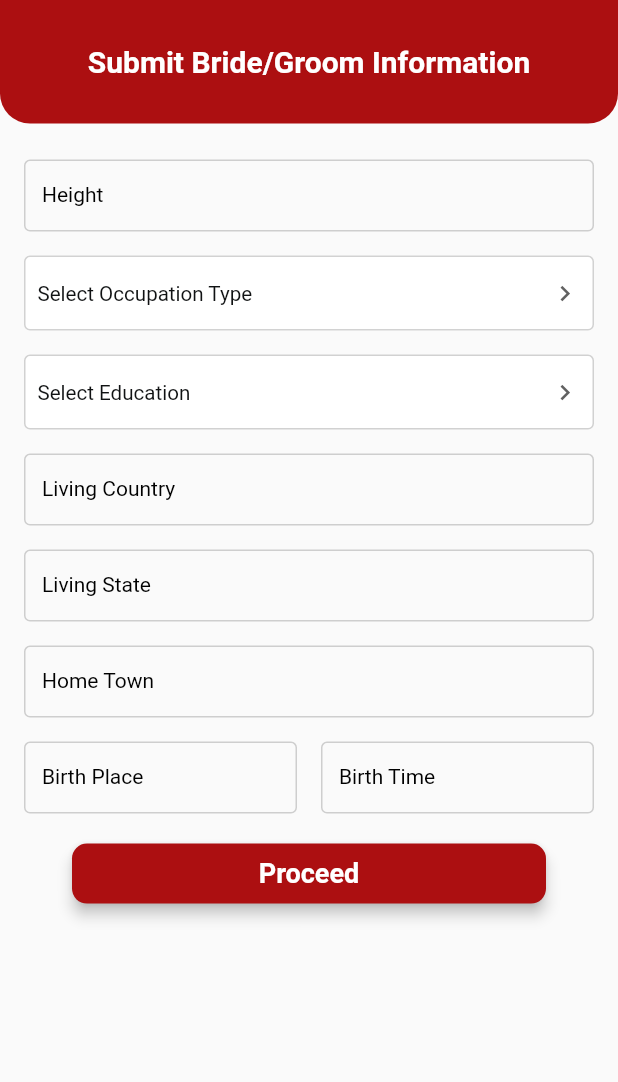
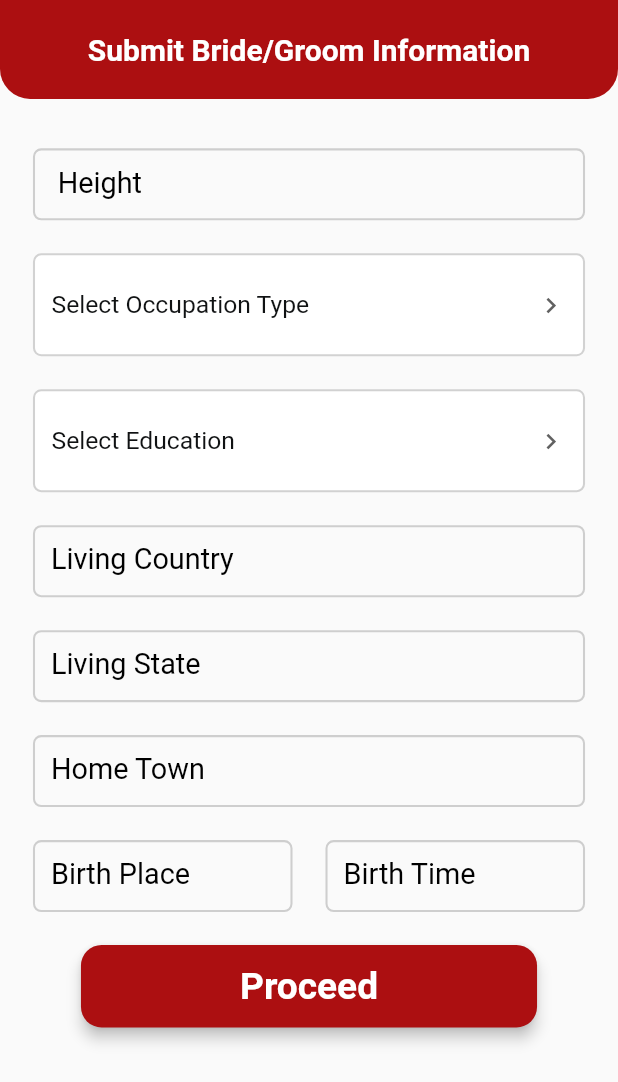
Before and after one commit to himachalirishta/himachali_rishta_mobile, a Flutter app: the SubmitInformationPage2 screen opened directly, on a phone screen of 412 x 824 dp. Shown: the top 1082 px of the screen. Run offline on Flutter 3.47's test engine with Material 2 defaults, Android fonts, the phone set to English and light mode, and no system bars; our stand-ins replace carousel_slider, country_picker, firebase_auth, firebase_core, get, image_cropper and 4 more; accounts and stored records are empty; statements that could not run were skipped.

Commit message:
SubmitInformationPage2.dart responsive

```diff
--- a/lib/features/authentication/login/ui/SubmitInformationPage2.dart
+++ b/lib/features/authentication/login/ui/SubmitInformationPage2.dart
@@ -2,6 +2,7 @@ import 'package:flutter/material.dart';
 import 'package:get/get.dart';
 import 'package:himachali_rishta/features/authentication/login/ui/UploadPhotoScreen.dart';
 import 'package:himachali_rishta/features/authentication/login/ui/side_option_drawer.dart';
+import 'package:himachali_rishta/helpers/dimension_helper.dart';
 import 'package:sizer/sizer.dart';
 
 import '../../../../core/app_colors.dart';
@@ -15,7 +16,16 @@ class SubmitInformationPage2 extends StatelessWidget {
 
   @override
   Widget build(BuildContext context) {
-    return WillPopScope(
+    return StreamBuilder<bool>(
+        stream: Stream.periodic(Duration(seconds: 1), (_) {
+          return SizerUtil.orientation == Orientation.landscape;
+        }),
+        builder: (context, snapshot) {
+          if (snapshot.hasData) {
+            return ConstrainedBox(
+              constraints: BoxConstraints(
+                  maxWidth: snapshot.data! ? 700 : 100.w.adjustedW),
+              child: WillPopScope(
                 onWillPop: () {
                   if (getController.animationController.isCompleted) {
                     getController.animationController.reverse();
@@ -26,7 +36,7 @@ class SubmitInformationPage2 extends StatelessWidget {
                 },
                 child: Scaffold(
                   appBar: PreferredSize(
-          preferredSize: const Size.fromHeight(0),
+                    preferredSize: Size.fromHeight(0),
                     child: Container(
                       color: Theme.of(context).primaryColor,
                     ),
@@ -38,11 +48,11 @@ class SubmitInformationPage2 extends StatelessWidget {
                         child: Column(
                           children: [
                             Container(
-                    height: 10.h,
+                              height: 8.h,
                               width: 100.w,
                               decoration: BoxDecoration(
                                   color: Theme.of(context).primaryColor,
-                        borderRadius: const BorderRadius.only(
+                                  borderRadius: BorderRadius.only(
                                       bottomLeft: Radius.circular(20),
                                       bottomRight: Radius.circular(20))),
                               child: Center(
@@ -58,8 +68,9 @@ class SubmitInformationPage2 extends StatelessWidget {
                             ),
                             Expanded(
                                 child: Padding(
-                    padding: const EdgeInsets.symmetric(
-                        horizontal: 16, vertical: 8.0),
+                              padding: EdgeInsets.symmetric(
+                                  horizontal: 16.sp.adjustedSp,
+                                  vertical: 8.0.sp.adjustedSp),
                               child: ListView.builder(
                                 itemBuilder: (context, index) {
                                   return formData(context)[index];
@@ -74,18 +85,22 @@ class SubmitInformationPage2 extends StatelessWidget {
                           animation: getController.animationController,
                           builder: (context, widget) {
                             return Positioned(
-                      right:
-                          -75.w * (1 - getController.animationController.value),
+                                right: -75.w *
+                                    (1 -
+                                        getController
+                                            .animationController.value),
                                 child: SideOptionDrawer(
                                   options: getController
-                            .selectedOption[
-                                getController.selectedOptionIndex.value]!
+                                      .selectedOption[getController
+                                          .selectedOptionIndex.value]!
                                       .value,
                                   onOptionSelected: (index) {
-                          switch (getController.selectedOptionIndex.value) {
+                                    switch (getController
+                                        .selectedOptionIndex.value) {
                                       //gender, religion, caste, marital status, posting this profile for
                                       case 1:
-                              getController.selectedOccupationType.value =
+                                        getController
+                                                .selectedOccupationType.value =
                                             getController.occupationType[index];
                                         break;
 
@@ -98,55 +113,63 @@ class SubmitInformationPage2 extends StatelessWidget {
                     ],
                   ),
                 ),
+              ),
             );
+          }
+          return Container();
+        });
   }
 
   List<Widget> formData(BuildContext context) {
     return [
-      const SizedBox(
-        height: 16,
-        width: 16,
+      SizedBox(
+        height: 16.sp,
+        width: 16.sp,
       ),
       TextFormField(
         controller: getController.heightController,
         obscureText: false,
         textAlign: TextAlign.start,
         maxLines: 1,
-        style: const TextStyle(
+        style: TextStyle(
           fontWeight: FontWeight.w500,
           fontStyle: FontStyle.normal,
-          fontSize: 14,
+          fontSize: 14.sp.adjustedSp,
           color: Color(0xff000000),
         ),
         decoration: InputDecoration(
           disabledBorder: OutlineInputBorder(
-            borderRadius: BorderRadius.circular(4.0),
-            borderSide: const BorderSide(color: Color(0x55757575), width: 1),
+            borderRadius: BorderRadius.circular(4.0.sp.adjustedSp),
+            borderSide:
+                BorderSide(color: Color(0x55757575), width: 1.sp.adjustedSp),
           ),
           focusedBorder: OutlineInputBorder(
-            borderRadius: BorderRadius.circular(4.0),
-            borderSide: const BorderSide(color: Color(0x55757575), width: 1),
+            borderRadius: BorderRadius.circular(4.0.sp.adjustedSp),
+            borderSide:
+                BorderSide(color: Color(0x55757575), width: 1.sp.adjustedSp),
           ),
           enabledBorder: OutlineInputBorder(
-            borderRadius: BorderRadius.circular(4.0),
-            borderSide: const BorderSide(color: Color(0x55757575), width: 1),
+            borderRadius: BorderRadius.circular(4.0.sp.adjustedSp),
+            borderSide:
+                BorderSide(color: Color(0x55757575), width: 1.sp.adjustedSp),
           ),
           labelText: "Height",
-          labelStyle: const TextStyle(
+          labelStyle: TextStyle(
             fontWeight: FontWeight.w400,
             fontStyle: FontStyle.normal,
-            fontSize: 14,
+            fontSize: 14.sp.adjustedSp,
             color: Color(0xff000000),
           ),
           filled: false,
-          fillColor: const Color(0xfff2f2f3),
+          fillColor: Color(0xfff2f2f3),
           isDense: false,
-          contentPadding: const EdgeInsets.fromLTRB(12, 8, 12, 8),
+          contentPadding: EdgeInsets.fromLTRB(12.sp.adjustedSp, 8.sp.adjustedSp,
+              12.sp.adjustedSp, 8.sp.adjustedSp),
         ),
       ),
-      const SizedBox(
-        height: 16,
-        width: 16,
+      SizedBox(
+        height: 16.sp.adjustedSp,
+        width: 16.sp.adjustedSp,
       ),
       GestureDetector(
         onTap: () {
@@ -154,33 +177,35 @@ class SubmitInformationPage2 extends StatelessWidget {
           getController.animationController.forward();
         },
         child: Container(
-            width: MediaQuery.of(context).size.width,
-            height: 50,
-            padding: const EdgeInsets.symmetric(horizontal: 8, vertical: 4),
+            width: 100.w.adjustedH,
+            height: 50.sp.adjustedSp,
+            padding: EdgeInsets.symmetric(
+                horizontal: 8.sp.adjustedSp, vertical: 4.sp.adjustedSp),
             decoration: BoxDecoration(
-              color: const Color(0xffffffff),
-              border: Border.all(color: const Color(0x54757575), width: 1),
-              borderRadius: BorderRadius.circular(4),
+              color: Color(0xffffffff),
+              border:
+                  Border.all(color: Color(0x54757575), width: 1.sp.adjustedSp),
+              borderRadius: BorderRadius.circular(4.sp.adjustedSp),
             ),
             child: Row(
               children: [
                 Expanded(child: Obx(() {
                   return Text(
                     getController.selectedOccupationType.value,
-                    style: TextStyle(fontSize: 10.sp),
+                    style: TextStyle(fontSize: 12.sp.adjustedSp),
                   );
                 })),
                 Icon(
                   Icons.chevron_right,
-                  color: const Color(0xff616161),
-                  size: 15.sp,
+                  color: Color(0xff616161),
+                  size: 15.sp.adjustedSp,
                 )
               ],
             )),
       ),
-      const SizedBox(
-        height: 16,
-        width: 16,
+      SizedBox(
+        height: 16.sp,
+        width: 16.sp,
       ),
       GestureDetector(
         onTap: () {
@@ -188,156 +213,167 @@ class SubmitInformationPage2 extends StatelessWidget {
           getController.animationController.forward();
         },
         child: Container(
-            width: MediaQuery.of(context).size.width,
-            height: 50,
-            padding: const EdgeInsets.symmetric(horizontal: 8, vertical: 4),
+            width: 100.w,
+            height: 50.sp.adjustedSp,
+            padding: EdgeInsets.symmetric(
+                horizontal: 8.sp.adjustedSp, vertical: 4.sp.adjustedSp),
             decoration: BoxDecoration(
-              color: const Color(0xffffffff),
-              border: Border.all(color: const Color(0x55757575), width: 1),
-              borderRadius: BorderRadius.circular(4),
+              color: Color(0xffffffff),
+              border:
+                  Border.all(color: Color(0x55757575), width: 1.sp.adjustedSp),
+              borderRadius: BorderRadius.circular(4.sp.adjustedSp),
             ),
             child: Row(
               children: [
                 Expanded(child: Obx(() {
                   return Text(
                     getController.selectedEducation.value,
-                    style: TextStyle(fontSize: 10.sp),
+                    style: TextStyle(fontSize: 12.sp.adjustedSp),
                   );
                 })),
                 Icon(
                   Icons.chevron_right,
-                  color: const Color(0xff616161),
-                  size: 15.sp,
+                  color: Color(0xff616161),
+                  size: 15.sp.adjustedSp,
                 )
               ],
             )),
       ),
-      const SizedBox(
-        height: 16,
-        width: 16,
+      SizedBox(
+        height: 16.sp,
+        width: 16.sp,
       ),
       TextFormField(
         controller: getController.livingCountryController,
         obscureText: false,
         textAlign: TextAlign.start,
         maxLines: 1,
-        style: const TextStyle(
+        style: TextStyle(
           fontWeight: FontWeight.w500,
           fontStyle: FontStyle.normal,
-          fontSize: 14,
+          fontSize: 14.sp.adjustedSp,
           color: Color(0xff000000),
         ),
         decoration: InputDecoration(
           disabledBorder: OutlineInputBorder(
-            borderRadius: BorderRadius.circular(4.0),
-            borderSide: const BorderSide(color: Color(0x55757575), width: 1),
+            borderRadius: BorderRadius.circular(4.0.sp.adjustedSp),
+            borderSide:
+                BorderSide(color: Color(0x55757575), width: 1.sp.adjustedSp),
           ),
           focusedBorder: OutlineInputBorder(
-            borderRadius: BorderRadius.circular(4.0),
-            borderSide: const BorderSide(color: Color(0x55757575), width: 1),
+            borderRadius: BorderRadius.circular(4.0.sp.adjustedSp),
+            borderSide:
+                BorderSide(color: Color(0x55757575), width: 1.sp.adjustedSp),
           ),
           enabledBorder: OutlineInputBorder(
-            borderRadius: BorderRadius.circular(4.0),
-            borderSide: const BorderSide(color: Color(0x55757575), width: 1),
+            borderRadius: BorderRadius.circular(4.0.sp.adjustedSp),
+            borderSide:
+                BorderSide(color: Color(0x55757575), width: 1.sp.adjustedSp),
           ),
           labelText: "Living Country",
-          labelStyle: const TextStyle(
+          labelStyle: TextStyle(
             fontWeight: FontWeight.w400,
             fontStyle: FontStyle.normal,
-            fontSize: 14,
+            fontSize: 14.sp.adjustedSp,
             color: Color(0xff000000),
           ),
           filled: false,
-          fillColor: const Color(0xfff2f2f3),
+          fillColor: Color(0xfff2f2f3),
           isDense: false,
-          contentPadding: const EdgeInsets.fromLTRB(12, 8, 12, 8),
+          contentPadding: EdgeInsets.fromLTRB(12, 8, 12, 8),
         ),
       ),
-      const SizedBox(
-        height: 16,
-        width: 16,
+      SizedBox(
+        height: 16.sp,
+        width: 16.sp,
       ),
       TextFormField(
         controller: getController.livingStateController,
         obscureText: false,
         textAlign: TextAlign.start,
         maxLines: 1,
-        style: const TextStyle(
+        style: TextStyle(
           fontWeight: FontWeight.w500,
           fontStyle: FontStyle.normal,
-          fontSize: 14,
+          fontSize: 14.sp.adjustedSp,
           color: Color(0xff000000),
         ),
         decoration: InputDecoration(
           disabledBorder: OutlineInputBorder(
-            borderRadius: BorderRadius.circular(4.0),
-            borderSide: const BorderSide(color: Color(0x55757575), width: 1),
+            borderRadius: BorderRadius.circular(4.0.sp.adjustedSp),
+            borderSide:
+                BorderSide(color: Color(0x55757575), width: 1.sp.adjustedSp),
           ),
           focusedBorder: OutlineInputBorder(
-            borderRadius: BorderRadius.circular(4.0),
-            borderSide: const BorderSide(color: Color(0x55757575), width: 1),
+            borderRadius: BorderRadius.circular(4.0.sp.adjustedSp),
+            borderSide:
+                BorderSide(color: Color(0x55757575), width: 1.sp.adjustedSp),
           ),
           enabledBorder: OutlineInputBorder(
-            borderRadius: BorderRadius.circular(4.0),
-            borderSide: const BorderSide(color: Color(0x55757575), width: 1),
+            borderRadius: BorderRadius.circular(4.0.sp.adjustedSp),
+            borderSide:
+                BorderSide(color: Color(0x55757575), width: 1.sp.adjustedSp),
           ),
           labelText: "Living State",
-          labelStyle: const TextStyle(
+          labelStyle: TextStyle(
             fontWeight: FontWeight.w400,
             fontStyle: FontStyle.normal,
-            fontSize: 14,
+            fontSize: 14.sp.adjustedSp,
             color: Color(0xff000000),
           ),
           filled: false,
-          fillColor: const Color(0xfff2f2f3),
+          fillColor: Color(0xfff2f2f3),
           isDense: false,
-          contentPadding: const EdgeInsets.fromLTRB(12, 8, 12, 8),
+          contentPadding: EdgeInsets.fromLTRB(12, 8, 12, 8),
         ),
       ),
-      const SizedBox(
-        height: 16,
-        width: 16,
+      SizedBox(
+        height: 16.sp,
+        width: 16.sp,
       ),
       TextFormField(
         controller: getController.homeTownCountryController,
         obscureText: false,
         textAlign: TextAlign.start,
         maxLines: 1,
-        style: const TextStyle(
+        style: TextStyle(
           fontWeight: FontWeight.w500,
           fontStyle: FontStyle.normal,
-          fontSize: 14,
+          fontSize: 14.sp.adjustedSp,
           color: Color(0xff000000),
         ),
         decoration: InputDecoration(
           disabledBorder: OutlineInputBorder(
-            borderRadius: BorderRadius.circular(4.0),
-            borderSide: const BorderSide(color: Color(0x55757575), width: 1),
+            borderRadius: BorderRadius.circular(4.0.sp.adjustedSp),
+            borderSide:
+                BorderSide(color: Color(0x55757575), width: 1.sp.adjustedSp),
           ),
           focusedBorder: OutlineInputBorder(
-            borderRadius: BorderRadius.circular(4.0),
-            borderSide: const BorderSide(color: Color(0x55757575), width: 1),
+            borderRadius: BorderRadius.circular(4.0.sp.adjustedSp),
+            borderSide:
+                BorderSide(color: Color(0x55757575), width: 1.sp.adjustedSp),
           ),
           enabledBorder: OutlineInputBorder(
-            borderRadius: BorderRadius.circular(4.0),
-            borderSide: const BorderSide(color: Color(0x55757575), width: 1),
+            borderRadius: BorderRadius.circular(4.0.sp.adjustedSp),
+            borderSide:
+                BorderSide(color: Color(0x55757575), width: 1.sp.adjustedSp),
           ),
           labelText: "Home Town",
-          labelStyle: const TextStyle(
+          labelStyle: TextStyle(
             fontWeight: FontWeight.w400,
             fontStyle: FontStyle.normal,
-            fontSize: 14,
+            fontSize: 14.sp.adjustedSp,
             color: Color(0xff000000),
           ),
           filled: false,
-          fillColor: const Color(0xfff2f2f3),
+          fillColor: Color(0xfff2f2f3),
           isDense: false,
-          contentPadding: const EdgeInsets.fromLTRB(12, 8, 12, 8),
+          contentPadding: EdgeInsets.fromLTRB(12, 8, 12, 8),
         ),
       ),
-      const SizedBox(
-        height: 16,
-        width: 16,
+      SizedBox(
+        height: 16.sp,
+        width: 16.sp,
       ),
       Row(
         children: [
@@ -347,44 +383,44 @@ class SubmitInformationPage2 extends StatelessWidget {
               obscureText: false,
               textAlign: TextAlign.start,
               maxLines: 1,
-              style: const TextStyle(
+              style: TextStyle(
                 fontWeight: FontWeight.w500,
                 fontStyle: FontStyle.normal,
-                fontSize: 14,
+                fontSize: 14.sp.adjustedSp,
                 color: Color(0xff000000),
               ),
               decoration: InputDecoration(
                 disabledBorder: OutlineInputBorder(
-                  borderRadius: BorderRadius.circular(4.0),
-                  borderSide:
-                      const BorderSide(color: Color(0x55757575), width: 1),
+                  borderRadius: BorderRadius.circular(4.0.sp.adjustedSp),
+                  borderSide: BorderSide(
+                      color: Color(0x55757575), width: 1.sp.adjustedSp),
                 ),
                 focusedBorder: OutlineInputBorder(
-                  borderRadius: BorderRadius.circular(4.0),
-                  borderSide:
-                      const BorderSide(color: Color(0x55757575), width: 1),
+                  borderRadius: BorderRadius.circular(4.0.sp.adjustedSp),
+                  borderSide: BorderSide(
+                      color: Color(0x55757575), width: 1.sp.adjustedSp),
                 ),
                 enabledBorder: OutlineInputBorder(
-                  borderRadius: BorderRadius.circular(4.0),
-                  borderSide:
-                      const BorderSide(color: Color(0x55757575), width: 1),
+                  borderRadius: BorderRadius.circular(4.0.sp.adjustedSp),
+                  borderSide: BorderSide(
+                      color: Color(0x55757575), width: 1.sp.adjustedSp),
                 ),
                 labelText: "Birth Place",
-                labelStyle: const TextStyle(
+                labelStyle: TextStyle(
                   fontWeight: FontWeight.w400,
                   fontStyle: FontStyle.normal,
-                  fontSize: 14,
+                  fontSize: 14.sp.adjustedSp,
                   color: Color(0xff000000),
                 ),
                 filled: false,
-                fillColor: const Color(0xfff2f2f3),
+                fillColor: Color(0xfff2f2f3),
                 isDense: false,
-                contentPadding: const EdgeInsets.fromLTRB(12, 8, 12, 8),
+                contentPadding: EdgeInsets.fromLTRB(12, 8, 12, 8),
               ),
             ),
           ),
-          const SizedBox(
-            width: 16,
+          SizedBox(
+            width: 16.sp,
           ),
           Expanded(
             child: GestureDetector(
@@ -403,68 +439,69 @@ class SubmitInformationPage2 extends StatelessWidget {
                 textAlign: TextAlign.start,
                 maxLines: 1,
                 enabled: false,
-                style: const TextStyle(
+                style: TextStyle(
                   fontWeight: FontWeight.w500,
                   fontStyle: FontStyle.normal,
-                  fontSize: 14,
+                  fontSize: 14.sp.adjustedSp,
                   color: Color(0xff000000),
                 ),
                 decoration: InputDecoration(
                   disabledBorder: OutlineInputBorder(
-                    borderRadius: BorderRadius.circular(4.0),
-                    borderSide:
-                        const BorderSide(color: Color(0x55757575), width: 1),
+                    borderRadius: BorderRadius.circular(4.0.sp.adjustedSp),
+                    borderSide: BorderSide(
+                        color: Color(0x55757575), width: 1.sp.adjustedSp),
                   ),
                   focusedBorder: OutlineInputBorder(
-                    borderRadius: BorderRadius.circular(4.0),
-                    borderSide:
-                        const BorderSide(color: Color(0x55757575), width: 1),
+                    borderRadius: BorderRadius.circular(4.0.sp.adjustedSp),
+                    borderSide: BorderSide(
+                        color: Color(0x55757575), width: 1.sp.adjustedSp),
                   ),
                   enabledBorder: OutlineInputBorder(
-                    borderRadius: BorderRadius.circular(4.0),
-                    borderSide:
-                        const BorderSide(color: Color(0x55757575), width: 1),
+                    borderRadius: BorderRadius.circular(4.0.sp.adjustedSp),
+                    borderSide: BorderSide(
+                        color: Color(0x55757575), width: 1.sp.adjustedSp),
                   ),
                   labelText: "Birth Time",
-                  labelStyle: const TextStyle(
+                  labelStyle: TextStyle(
                     fontWeight: FontWeight.w400,
                     fontStyle: FontStyle.normal,
-                    fontSize: 14,
+                    fontSize: 14.sp.adjustedSp,
                     color: Color(0xff000000),
                   ),
                   filled: false,
-                  fillColor: const Color(0xfff2f2f3),
+                  fillColor: Color(0xfff2f2f3),
                   isDense: false,
-                  contentPadding: const EdgeInsets.fromLTRB(12, 8, 12, 8),
+                  contentPadding: EdgeInsets.fromLTRB(12, 8, 12, 8),
                 ),
               ),
             ),
           ),
         ],
       ),
-      const SizedBox(
-        height: 16,
-        width: 16,
+      SizedBox(
+        height: 16.sp,
+        width: 16.sp,
       ),
       Padding(
-        padding: const EdgeInsets.symmetric(horizontal: 32.0),
+        padding: EdgeInsets.symmetric(horizontal: 32.0),
         child: MaterialButton(
           onPressed: () {
             Get.to(() => UploadPhotoScreen());
           },
-          color: const Color(0xffac0f11),
+          color: Color(0xffac0f11),
           elevation: 4,
           shape: RoundedRectangleBorder(
-            borderRadius: BorderRadius.circular(10.0),
+            borderRadius: BorderRadius.circular(10.0.sp.adjustedSp),
           ),
-          padding: const EdgeInsets.symmetric(horizontal: 16, vertical: 8),
-          textColor: const Color(0xff000000),
-          height: 40,
-          minWidth: 140,
+          padding: EdgeInsets.symmetric(
+              horizontal: 16.sp.adjustedSp, vertical: 8.sp.adjustedSp),
+          textColor: Color(0xff000000),
+          height: 40.sp.adjustedSp,
+          minWidth: 140.sp.adjustedSp,
           child: Text(
             "Proceed",
             style: TextStyle(
-                fontSize: 18,
+                fontSize: 18.sp.adjustedSp,
                 fontWeight: FontWeight.bold,
                 fontStyle: FontStyle.normal,
                 color: AppColors.primaryTextColorDark),
```
Lines whose indentation alone changed are shown as unchanged.
